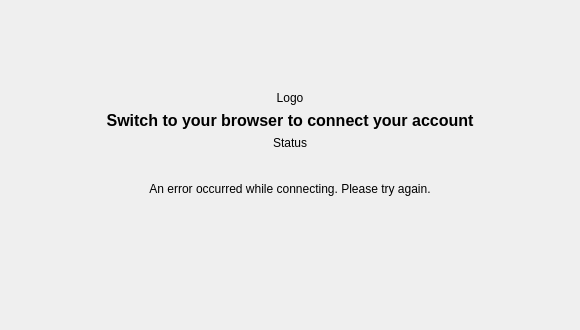
This is src/gui/wizard/flow2authwidget.ui in IONOS-Productivity/nc-desktop as Qt 5 draws it before an edit. The edited form follows.
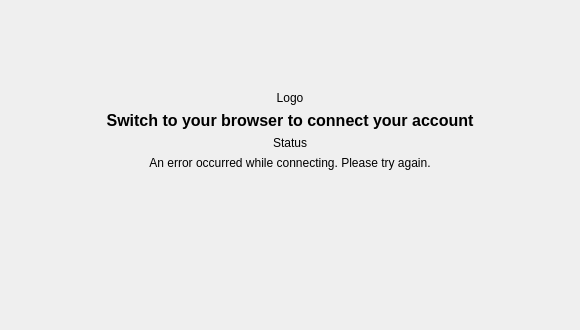
This is the edited form. Custom widgets are drawn as their Qt base class.

Commit message: [SES-27][SES-69] Moved LinkLabel to the bottom

What changed in the file:
```diff
--- a/src/gui/wizard/flow2authwidget.ui
+++ b/src/gui/wizard/flow2authwidget.ui
@@ -93,6 +93,22 @@
                             </property>
                         </widget>
                     </item>
+                    <item>
+                        <widget class="QLabel" name="errorLabel">
+                            <property name="text">
+                                <string>An error occurred while connecting. Please try again.</string>
+                            </property>
+                            <property name="textFormat">
+                                <enum>Qt::PlainText</enum>
+                            </property>
+                            <property name="alignment">
+                                <set>Qt::AlignCenter</set>
+                            </property>
+                        </widget>
+                    </item>
+                    <item>
+                        <layout class="QHBoxLayout" name="progressLayout" />
+                    </item>
                     <item>
                         <layout class="QHBoxLayout" name="horizontalLayout">
                             <property name="leftMargin">
@@ -142,22 +158,6 @@
                             </item>
                         </layout>
                     </item>
-                    <item>
-                        <widget class="QLabel" name="errorLabel">
-                            <property name="text">
-                                <string>An error occurred while connecting. Please try again.</string>
-                            </property>
-                            <property name="textFormat">
-                                <enum>Qt::PlainText</enum>
-                            </property>
-                            <property name="alignment">
-                                <set>Qt::AlignCenter</set>
-                            </property>
-                        </widget>
-                    </item>
-                    <item>
-                        <layout class="QHBoxLayout" name="progressLayout" />
-                    </item>
                 </layout>
             </item>
             <item>
```
